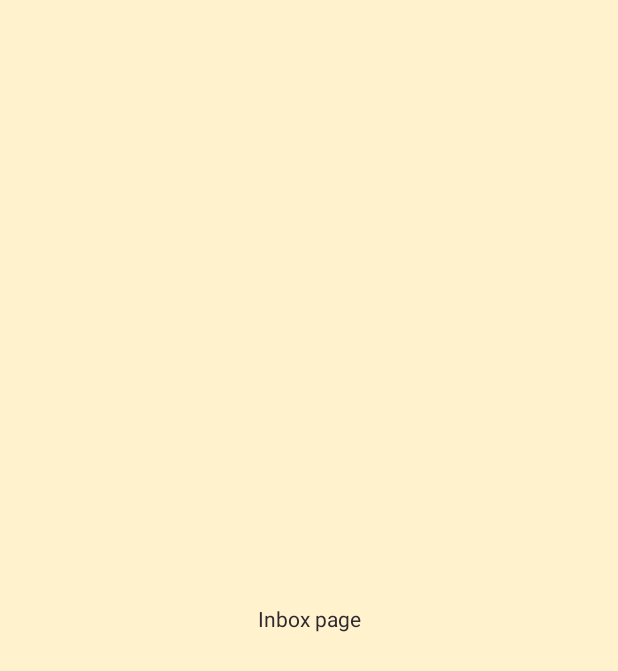
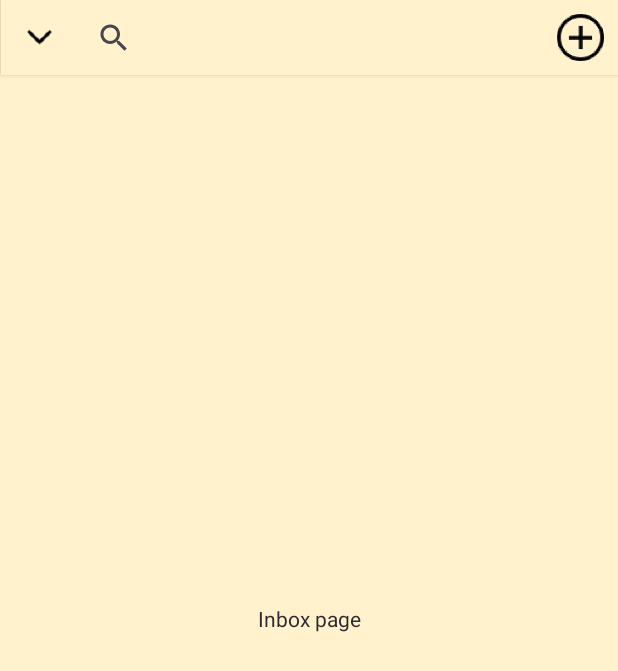
Before and after one commit to ArbaazPatwari/CO555-Mobile-Apps-2023, an Android app: the inbox_page screen opened directly, with no data from a screen before it, on a phone screen of 412 x 824 dp. Before the commit the part shown is almost empty. Shown: the top 671 px of the screen. Run offline under Robolectric (Android 15) with nearby library versions, the phone set to English and light mode, and no system bars.

Commit message:
carousel visibility attempt on button click

```diff
--- a/app/src/main/java/com/example/chainmail_app/inbox_page.java
+++ b/app/src/main/java/com/example/chainmail_app/inbox_page.java
@@ -3,11 +3,14 @@ package com.example.chainmail_app;
 import androidx.appcompat.app.AppCompatActivity;
 import androidx.appcompat.widget.Toolbar;
 
+import android.media.Image;
 import android.os.Bundle;
 import android.content.Intent;
 import android.widget.Button;
 import android.widget.EditText;
 import android.view.View;
+import android.widget.HorizontalScrollView;
+import android.widget.ImageView;
 
 public class inbox_page extends AppCompatActivity {
 
@@ -16,5 +19,18 @@ public class inbox_page extends AppCompatActivity {
         super.onCreate(savedInstanceState);
         setContentView(R.layout.inbox_page);
 
+        HorizontalScrollView scrollNav = (HorizontalScrollView) findViewById(R.id.horizontalScroller);
+        ImageView expandBtn = (ImageView) findViewById(R.id.expandBtn);
+        expandBtn.setClickable(true);
+        boolean clicked = false;
+
+        expandBtn.setOnClickListener(new View.OnClickListener()
+        {
+            @Override
+            public void onClick(View view) {
+
+            }
+        });
+
     }
 }
--- a/app/src/main/java/com/example/chainmail_app/sign_in_page.java
+++ b/app/src/main/java/com/example/chainmail_app/sign_in_page.java
@@ -36,7 +36,7 @@ public class sign_in_page extends AppCompatActivity {
 
                 if ((inputEmail.equals(exampleEmail) && inputPassword.equals(examplePassword)))
                 {
-                    //System.out.println("Correct comparisn");
+                    System.out.println("Correct credentials");
                     Intent intent = new Intent(sign_in_page.this, inbox_page.class);
                     startActivity(intent);
                 }
--- a/app/src/main/res/layout/inbox_page.xml
+++ b/app/src/main/res/layout/inbox_page.xml
@@ -4,10 +4,11 @@
     xmlns:tools="http://schemas.android.com/tools"
     android:layout_width="match_parent"
     android:layout_height="match_parent"
-    tools:context=".inbox_page">
+    tools:context=".inbox_page"
+    tools:visibility="visible">
 
     <TextView
-        android:id="@+id/textView"
+        android:id="@+id/inbox_text"
         android:layout_width="wrap_content"
         android:layout_height="wrap_content"
         android:text="Inbox page"
@@ -16,4 +17,63 @@
         app:layout_constraintStart_toStartOf="parent"
         app:layout_constraintTop_toTopOf="parent" />
 
+    <LinearLayout
+        android:id="@+id/linearLayout"
+        android:layout_width="411dp"
+        android:layout_height="50dp"
+        android:background="@color/darkSage"
+        android:elevation="2dp"
+        android:orientation="horizontal"
+        app:layout_constraintBottom_toBottomOf="parent"
+        app:layout_constraintEnd_toEndOf="parent"
+        app:layout_constraintStart_toStartOf="parent"
+        app:layout_constraintTop_toTopOf="parent"
+        app:layout_constraintVertical_bias="0">
+
+        <ImageView
+            android:id="@+id/expandBtn"
+            android:layout_width="50dp"
+            android:layout_height="50dp"
+            android:layout_marginStart="0dp"
+            android:layout_weight="1"
+            app:srcCompat="@mipmap/expand_more_foreground" />
+
+        <SearchView
+            android:id="@+id/inboxSearch"
+            android:layout_width="310dp"
+            android:layout_height="match_parent"
+            android:layout_marginStart="0dp"
+            android:layout_marginEnd="0dp"
+            android:visibility="visible"
+            app:layout_constraintEnd_toEndOf="parent" />
+
+        <ImageView
+            android:id="@+id/createBtn"
+            android:layout_width="50dp"
+            android:layout_height="match_parent"
+            android:layout_marginStart="0dp"
+            app:layout_constraintBottom_toBottomOf="parent"
+            app:layout_constraintEnd_toEndOf="parent"
+            app:layout_constraintStart_toStartOf="parent"
+            app:layout_constraintTop_toTopOf="parent"
+            app:srcCompat="@mipmap/plus_circle_foreground" />
+
+    </LinearLayout>
+
+    <HorizontalScrollView
+        android:id="@+id/horizontalScroller"
+        android:layout_width="411dp"
+        android:layout_height="50dp"
+        android:layout_marginTop="1dp"
+        android:visibility="visible"
+        app:layout_constraintEnd_toEndOf="parent"
+        app:layout_constraintStart_toStartOf="parent"
+        app:layout_constraintTop_toBottomOf="@+id/linearLayout">
+
+        <LinearLayout
+            android:layout_width="wrap_content"
+            android:layout_height="match_parent"
+            android:orientation="vertical" />
+    </HorizontalScrollView>
+
 </androidx.constraintlayout.widget.ConstraintLayout>
```
